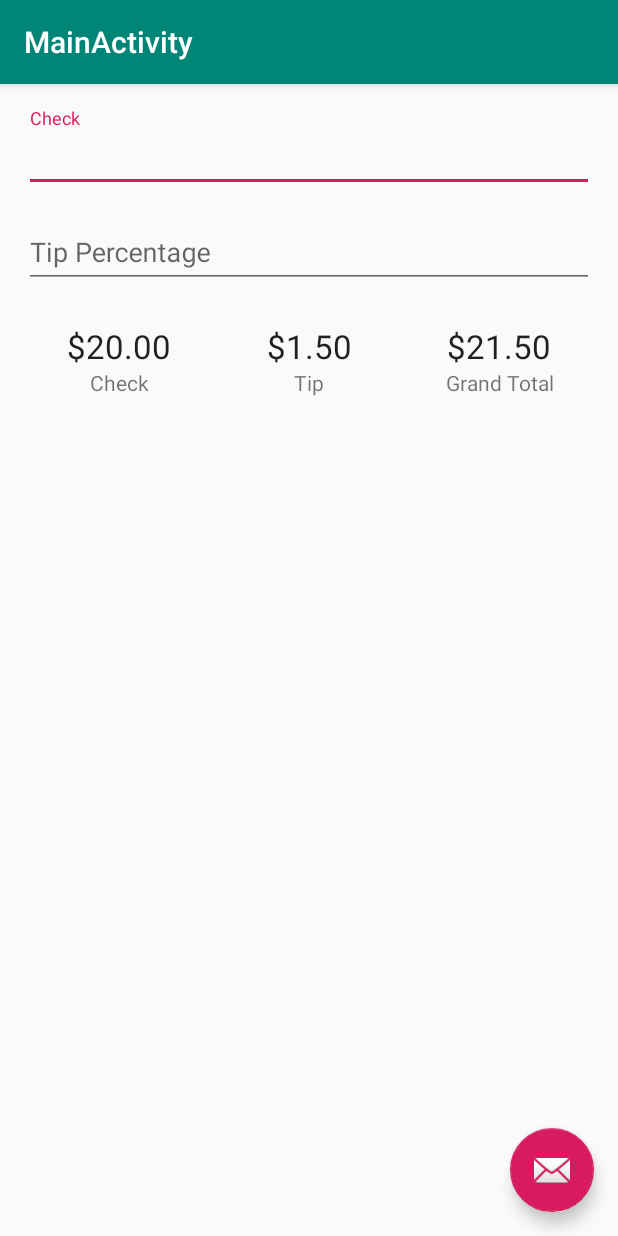
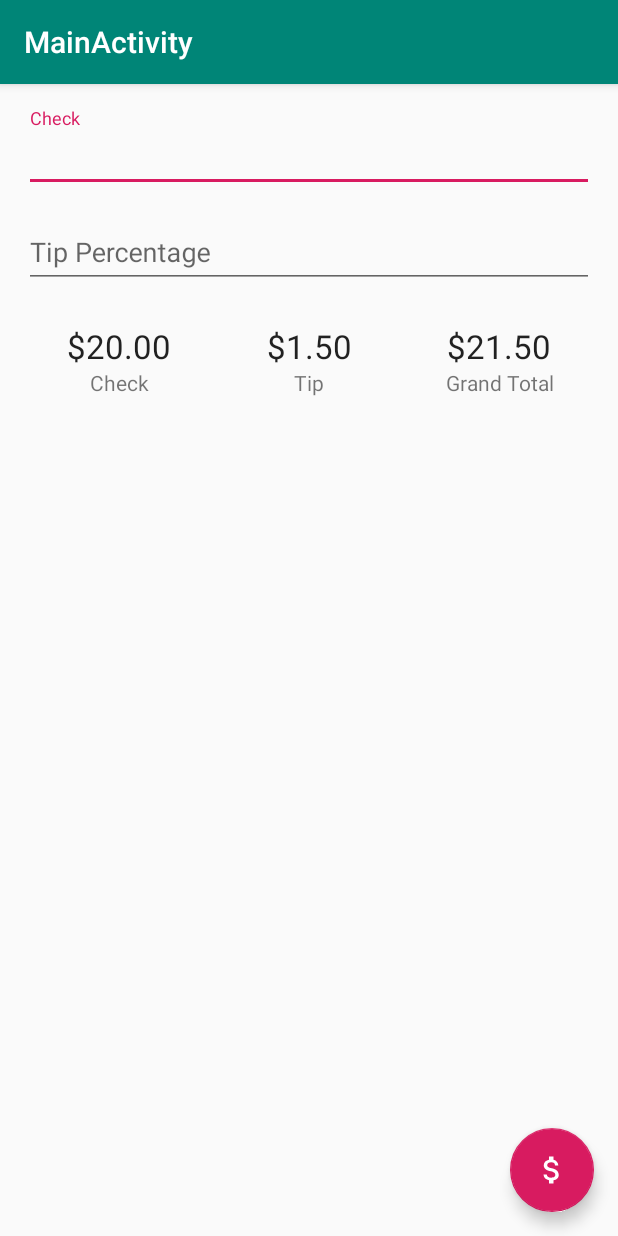
Before and after one commit to rustynailor/mvvm-test-project, an Android app: the screen it shows after launch (MainActivity), on a phone screen of 412 x 824 dp. Run offline under Robolectric (Android 15) with nearby library versions, the phone set to English and light mode, and no system bars.

```diff
--- a/TipCalculator/app/build.gradle
+++ b/TipCalculator/app/build.gradle
@@ -13,6 +13,7 @@ android {
         versionCode 1
         versionName "1.0"
         testInstrumentationRunner "android.support.test.runner.AndroidJUnitRunner"
+        vectorDrawables.useSupportLibrary = true
     }
     buildTypes {
         release {
--- /dev/null
+++ b/TipCalculator/app/src/main/res/drawable/ic_attach_money_white_24dp.xml
@@ -0,0 +1,5 @@
+<vector android:height="24dp" android:tint="#FFFFFF"
+    android:viewportHeight="24.0" android:viewportWidth="24.0"
+    android:width="24dp" xmlns:android="http://schemas.android.com/apk/res/android">
+    <path android:fillColor="#FF000000" android:pathData="M11.8,10.9c-2.27,-0.59 -3,-1.2 -3,-2.15 0,-1.09 1.01,-1.85 2.7,-1.85 1.78,0 2.44,0.85 2.5,2.1h2.21c-0.07,-1.72 -1.12,-3.3 -3.21,-3.81V3h-3v2.16c-1.94,0.42 -3.5,1.68 -3.5,3.61 0,2.31 1.91,3.46 4.7,4.13 2.5,0.6 3,1.48 3,2.41 0,0.69 -0.49,1.79 -2.7,1.79 -2.06,0 -2.87,-0.92 -2.98,-2.1h-2.2c0.12,2.19 1.76,3.42 3.68,3.83V21h3v-2.15c1.95,-0.37 3.5,-1.5 3.5,-3.55 0,-2.84 -2.43,-3.81 -4.7,-4.4z"/>
+</vector>
--- a/TipCalculator/app/src/main/res/layout/activity_main.xml
+++ b/TipCalculator/app/src/main/res/layout/activity_main.xml
@@ -29,6 +29,6 @@
             android:layout_height="wrap_content"
             android:layout_gravity="bottom|end"
             android:layout_margin="@dimen/fab_margin"
-            app:srcCompat="@android:drawable/ic_dialog_email"/>
+            app:srcCompat="@drawable/ic_attach_money_white_24dp"/>
 
 </android.support.design.widget.CoordinatorLayout>
```
Also changed, not shown: TipCalculator/app/src/main/java/com/acme/tipcalculator/viewmodel/CalculatorViewModel.kt (added, +19 -0 lines).
